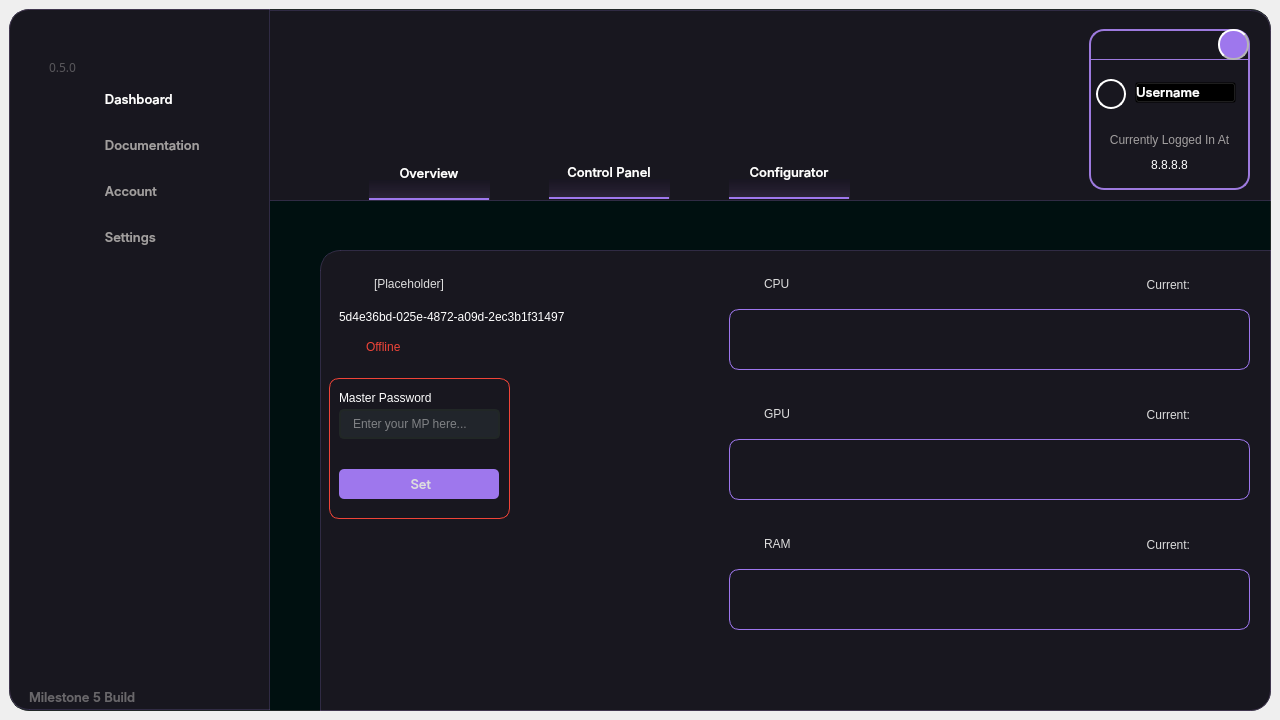
ameasere/Polaris, file UI/main.ui: the form before one commit.
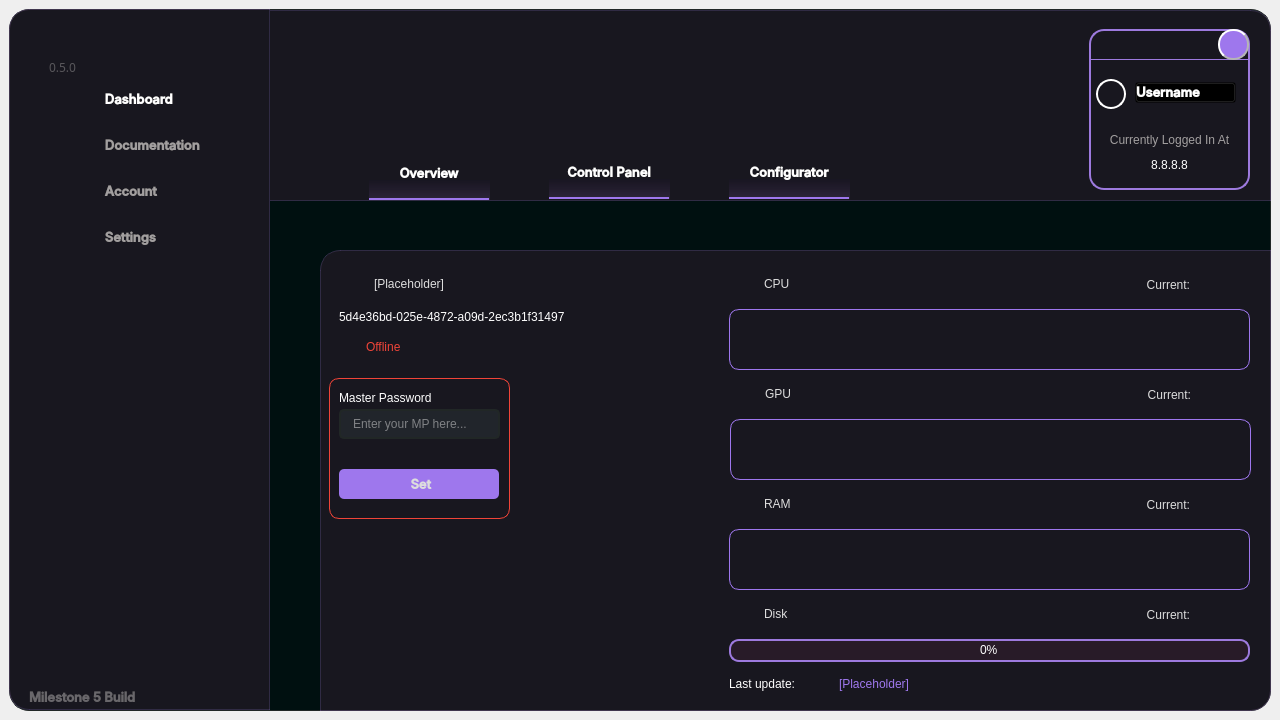
The form after the commit. The open tabs and pages were chosen to show the change. Icons and pictures are not drawn.

```diff
--- a/UI/main.ui
+++ b/UI/main.ui
@@ -664,7 +664,7 @@
          <family>Inter Medium</family>
          <pointsize>10</pointsize>
          <italic>false</italic>
-         <fontweight>DemiBold</fontweight>
+         <bold>true</bold>
         </font>
        </property>
        <property name="cursor">
@@ -761,7 +761,7 @@
          <family>Inter Medium</family>
          <pointsize>10</pointsize>
          <italic>false</italic>
-         <fontweight>DemiBold</fontweight>
+         <bold>true</bold>
         </font>
        </property>
        <property name="cursor">
@@ -902,7 +902,7 @@
          <family>Inter Medium</family>
          <pointsize>10</pointsize>
          <italic>false</italic>
-         <fontweight>DemiBold</fontweight>
+         <bold>true</bold>
         </font>
        </property>
        <property name="cursor">
@@ -1180,7 +1180,7 @@
           <family>Inter Medium</family>
           <pointsize>10</pointsize>
           <italic>false</italic>
-          <fontweight>DemiBold</fontweight>
+          <bold>true</bold>
          </font>
         </property>
         <property name="cursor">
@@ -1378,7 +1378,7 @@
          <family>Inter Medium</family>
          <pointsize>10</pointsize>
          <italic>false</italic>
-         <fontweight>DemiBold</fontweight>
+         <bold>true</bold>
         </font>
        </property>
        <property name="cursor">
@@ -1453,7 +1453,7 @@
          <family>Inter Medium</family>
          <pointsize>10</pointsize>
          <italic>false</italic>
-         <fontweight>DemiBold</fontweight>
+         <bold>true</bold>
         </font>
        </property>
        <property name="styleSheet">
@@ -1982,7 +1982,7 @@
              <family>Inter Medium</family>
              <pointsize>10</pointsize>
              <italic>false</italic>
-             <fontweight>DemiBold</fontweight>
+             <bold>true</bold>
             </font>
            </property>
            <property name="cursor">
@@ -2218,7 +2218,7 @@
           <widget class="QLabel" name="responselabel2">
            <property name="geometry">
             <rect>
-             <x>290</x>
+             <x>0</x>
              <y>400</y>
              <width>351</width>
              <height>41</height>
@@ -2310,8 +2310,8 @@
           <widget class="QLabel" name="overview_gpu">
            <property name="geometry">
             <rect>
-             <x>435</x>
-             <y>139</y>
+             <x>436</x>
+             <y>119</y>
              <width>41</width>
              <height>31</height>
             </rect>
@@ -2326,8 +2326,8 @@
           <widget class="QLabel" name="gpu_area_border">
            <property name="geometry">
             <rect>
-             <x>400</x>
-             <y>180</y>
+             <x>401</x>
+             <y>160</y>
              <width>521</width>
              <height>61</height>
             </rect>
@@ -2349,8 +2349,8 @@
           <widget class="QWidget" name="verticalLayoutWidget_2">
            <property name="geometry">
             <rect>
-             <x>409</x>
-             <y>190</y>
+             <x>410</x>
+             <y>170</y>
              <width>501</width>
              <height>41</height>
             </rect>
@@ -2360,8 +2360,8 @@
           <widget class="QLabel" name="overview_icon_5">
            <property name="geometry">
             <rect>
-             <x>400</x>
-             <y>140</y>
+             <x>401</x>
+             <y>120</y>
              <width>31</width>
              <height>31</height>
             </rect>
@@ -2382,8 +2382,8 @@
           <widget class="QLabel" name="overview_cpu_4">
            <property name="geometry">
             <rect>
-             <x>790</x>
-             <y>140</y>
+             <x>791</x>
+             <y>120</y>
              <width>71</width>
              <height>31</height>
             </rect>
@@ -2401,8 +2401,8 @@
           <widget class="QLabel" name="overview_gpu_current">
            <property name="geometry">
             <rect>
-             <x>870</x>
-             <y>140</y>
+             <x>871</x>
+             <y>120</y>
              <width>41</width>
              <height>31</height>
             </rect>
@@ -2419,7 +2419,7 @@
            <property name="geometry">
             <rect>
              <x>400</x>
-             <y>270</y>
+             <y>230</y>
              <width>31</width>
              <height>31</height>
             </rect>
@@ -2441,7 +2441,7 @@
            <property name="geometry">
             <rect>
              <x>435</x>
-             <y>269</y>
+             <y>229</y>
              <width>41</width>
              <height>31</height>
             </rect>
@@ -2457,7 +2457,7 @@
            <property name="geometry">
             <rect>
              <x>790</x>
-             <y>270</y>
+             <y>230</y>
              <width>71</width>
              <height>31</height>
             </rect>
@@ -2476,7 +2476,7 @@
            <property name="geometry">
             <rect>
              <x>410</x>
-             <y>320</y>
+             <y>280</y>
              <width>501</width>
              <height>41</height>
             </rect>
@@ -2487,7 +2487,7 @@
            <property name="geometry">
             <rect>
              <x>870</x>
-             <y>270</y>
+             <y>230</y>
              <width>41</width>
              <height>31</height>
             </rect>
@@ -2504,7 +2504,7 @@
            <property name="geometry">
             <rect>
              <x>400</x>
-             <y>310</y>
+             <y>270</y>
              <width>521</width>
              <height>61</height>
             </rect>
@@ -2523,6 +2523,141 @@
             <set>Qt::AlignLeading|Qt::AlignLeft|Qt::AlignVCenter</set>
            </property>
           </widget>
+          <widget class="QProgressBar" name="disk_progress_bar">
+           <property name="geometry">
+            <rect>
+             <x>400</x>
+             <y>380</y>
+             <width>521</width>
+             <height>23</height>
+            </rect>
+           </property>
+           <property name="styleSheet">
+            <string notr="true">QProgressBar {
+background-color: rgb(40, 27, 40);
+border: 2px solid rgb(157, 122, 222);
+color: #fff;
+border-radius: 10px;
+text-align: center;
+font: 57 10pt &quot;Inter Medium&quot;;
+}
+QProgressBar::chunk{
+border-radius: 10px;
+background-color: qlineargradient(spread:pad, x1:0.931, y1:1, x2:1, y2:1, stop:0.704545 rgba(158, 119, 237, 255), stop:1 rgba(40, 27, 40, 255))
+}</string>
+           </property>
+           <property name="value">
+            <number>0</number>
+           </property>
+          </widget>
+          <widget class="QLabel" name="overview_icon_7">
+           <property name="geometry">
+            <rect>
+             <x>400</x>
+             <y>340</y>
+             <width>31</width>
+             <height>31</height>
+            </rect>
+           </property>
+           <property name="styleSheet">
+            <string notr="true"/>
+           </property>
+           <property name="text">
+            <string/>
+           </property>
+           <property name="pixmap">
+            <pixmap resource="resources.qrc">:/icons/images/icons/hard-drive.png</pixmap>
+           </property>
+           <property name="scaledContents">
+            <bool>false</bool>
+           </property>
+          </widget>
+          <widget class="QLabel" name="overview_disk_current">
+           <property name="geometry">
+            <rect>
+             <x>870</x>
+             <y>340</y>
+             <width>41</width>
+             <height>31</height>
+            </rect>
+           </property>
+           <property name="styleSheet">
+            <string notr="true">font: 700 12pt &quot;Inter Medium&quot;;
+color: #9e77ed;</string>
+           </property>
+           <property name="text">
+            <string/>
+           </property>
+          </widget>
+          <widget class="QLabel" name="overview_ram_3">
+           <property name="geometry">
+            <rect>
+             <x>790</x>
+             <y>340</y>
+             <width>71</width>
+             <height>31</height>
+            </rect>
+           </property>
+           <property name="styleSheet">
+            <string notr="true">font: 700 12pt &quot;Inter Medium&quot;;</string>
+           </property>
+           <property name="text">
+            <string>Current:</string>
+           </property>
+           <property name="alignment">
+            <set>Qt::AlignRight|Qt::AlignTrailing|Qt::AlignVCenter</set>
+           </property>
+          </widget>
+          <widget class="QLabel" name="overview_ram_4">
+           <property name="geometry">
+            <rect>
+             <x>435</x>
+             <y>339</y>
+             <width>41</width>
+             <height>31</height>
+            </rect>
+           </property>
+           <property name="styleSheet">
+            <string notr="true">font: 700 12pt &quot;Inter Medium&quot;;</string>
+           </property>
+           <property name="text">
+            <string>Disk</string>
+           </property>
+          </widget>
+          <widget class="QLabel" name="last_update_label">
+           <property name="geometry">
+            <rect>
+             <x>510</x>
+             <y>409</y>
+             <width>411</width>
+             <height>31</height>
+            </rect>
+           </property>
+           <property name="styleSheet">
+            <string notr="true">font: 700 11pt &quot;Inter Medium&quot;;
+color: #9e77ed;</string>
+           </property>
+           <property name="text">
+            <string>[Placeholder]</string>
+           </property>
+          </widget>
+          <widget class="QLabel" name="last_update_label_2">
+           <property name="geometry">
+            <rect>
+             <x>400</x>
+             <y>409</y>
+             <width>91</width>
+             <height>31</height>
+            </rect>
+           </property>
+           <property name="styleSheet">
+            <string notr="true">font: 700 11pt &quot;Inter Medium&quot;;
+color: #fff;</string>
+           </property>
+           <property name="text">
+            <string>Last update:</string>
+           </property>
+          </widget>
           <zorder>auth_area_border</zorder>
           <zorder>overview_icon</zorder>
           <zorder>overview_hsm_name</zorder>
@@ -2617,7 +2752,7 @@
          <family>Inter Medium</family>
          <pointsize>10</pointsize>
          <italic>false</italic>
-         <fontweight>DemiBold</fontweight>
+         <bold>true</bold>
         </font>
        </property>
        <property name="cursor">
@@ -2689,7 +2824,7 @@
          <family>Inter Medium</family>
          <pointsize>10</pointsize>
          <italic>false</italic>
-         <fontweight>DemiBold</fontweight>
+         <bold>true</bold>
         </font>
        </property>
        <property name="cursor">
@@ -2761,7 +2896,7 @@
          <family>Inter Medium</family>
          <pointsize>10</pointsize>
          <italic>false</italic>
-         <fontweight>DemiBold</fontweight>
+         <bold>true</bold>
         </font>
        </property>
        <property name="cursor">
```
Left out of the diff: 21 changed lines with no effect on the pictures.
